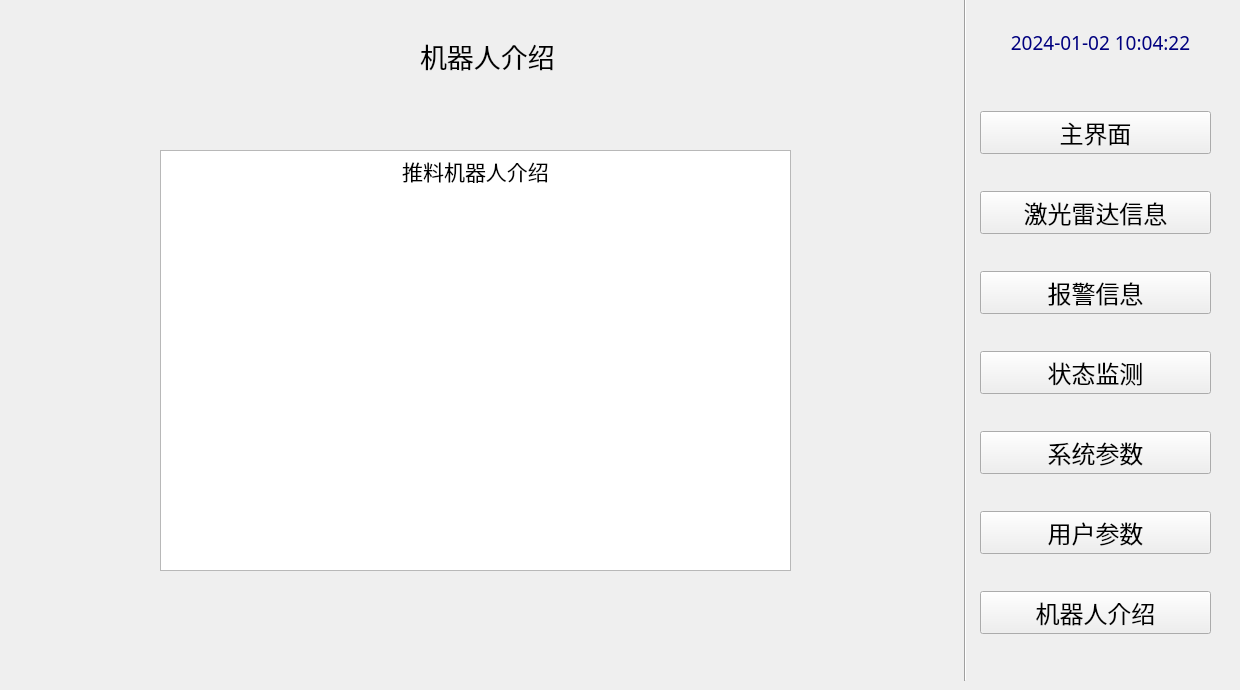
Qt form robots_qt/src/robots_qt/ui/widget.ui (xingzay/Critic_Pluning) before a commit.
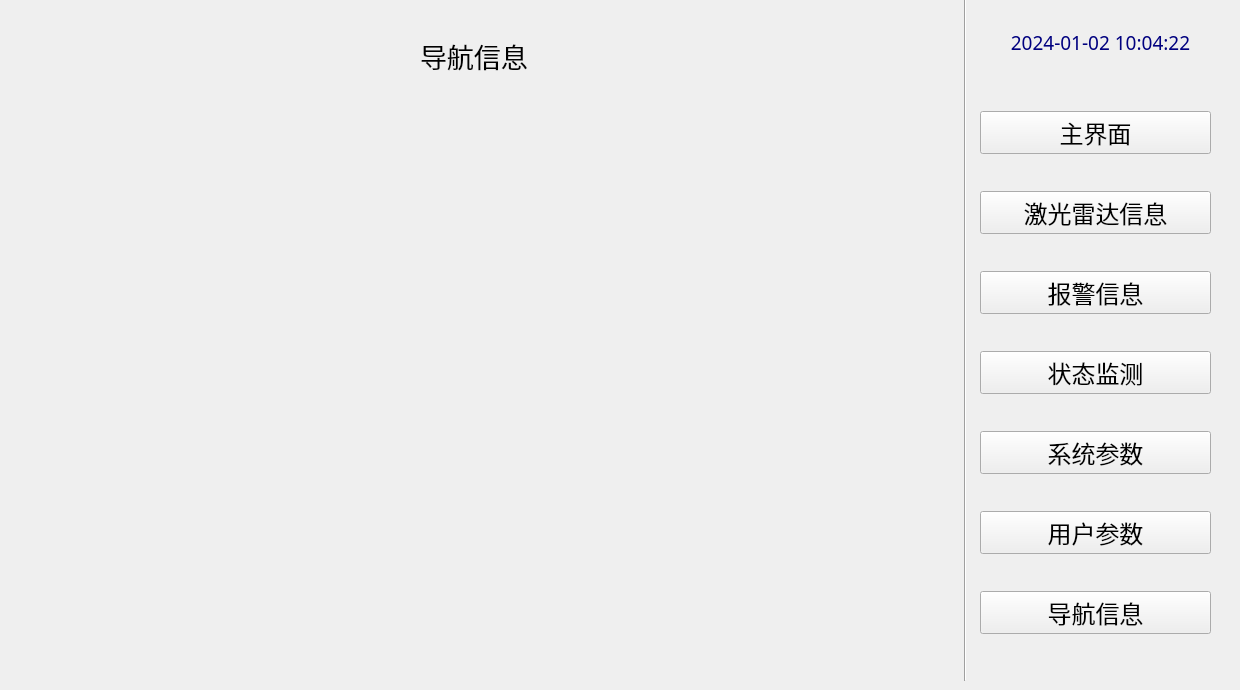
The same form after that commit. The open tabs and pages were chosen to show the change. Icons and pictures are not drawn.

```diff
--- a/robots_qt/src/robots_qt/ui/widget.ui
+++ b/robots_qt/src/robots_qt/ui/widget.ui
@@ -769,7 +769,7 @@
       <enum>Qt::Horizontal</enum>
      </property>
     </widget>
-    <widget class="QWidget" name="">
+    <widget class="QWidget" name="layoutWidget">
      <property name="geometry">
       <rect>
        <x>140</x>
@@ -1790,28 +1790,7 @@
       </font>
      </property>
      <property name="text">
-      <string>机器人介绍</string>
-     </property>
-    </widget>
-    <widget class="QTextEdit" name="textEdit">
-     <property name="geometry">
-      <rect>
-       <x>160</x>
-       <y>140</y>
-       <width>631</width>
-       <height>421</height>
-      </rect>
-     </property>
-     <property name="html">
-      <string>&lt;!DOCTYPE HTML PUBLIC &quot;-//W3C//DTD HTML 4.0//EN&quot; &quot;http://www.w3.org/TR/REC-html40/strict.dtd&quot;&gt;
-&lt;html&gt;&lt;head&gt;&lt;meta name=&quot;qrichtext&quot; content=&quot;1&quot; /&gt;&lt;meta charset=&quot;utf-8&quot; /&gt;&lt;style type=&quot;text/css&quot;&gt;
-p, li { white-space: pre-wrap; }
-hr { height: 1px; border-width: 0; }
-li.unchecked::marker { content: &quot;\2610&quot;; }
-li.checked::marker { content: &quot;\2612&quot;; }
-&lt;/style&gt;&lt;/head&gt;&lt;body style=&quot; font-family:'Ubuntu'; font-size:11pt; font-weight:400; font-style:normal;&quot;&gt;
-&lt;p align=&quot;center&quot; style=&quot; margin-top:0px; margin-bottom:0px; margin-left:0px; margin-right:0px; -qt-block-indent:0; text-indent:0px;&quot;&gt;&lt;span style=&quot; font-size:16pt;&quot;&gt;推料机器人介绍&lt;/span&gt;&lt;/p&gt;
-&lt;p align=&quot;center&quot; style=&quot;-qt-paragraph-type:empty; margin-top:0px; margin-bottom:0px; margin-left:0px; margin-right:0px; -qt-block-indent:0; text-indent:0px;&quot;&gt;&lt;br /&gt;&lt;/p&gt;&lt;/body&gt;&lt;/html&gt;</string>
+      <string>导航信息</string>
      </property>
     </widget>
    </widget>
@@ -1944,7 +1923,7 @@
        </font>
       </property>
       <property name="text">
-       <string>机器人介绍</string>
+       <string>导航信息</string>
       </property>
      </widget>
     </item>
```
Left out of the diff: 21 changed lines with no effect on the pictures.
